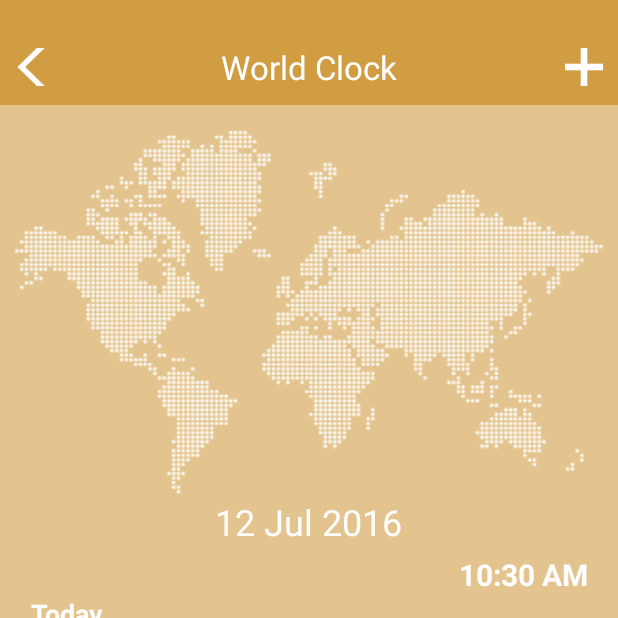
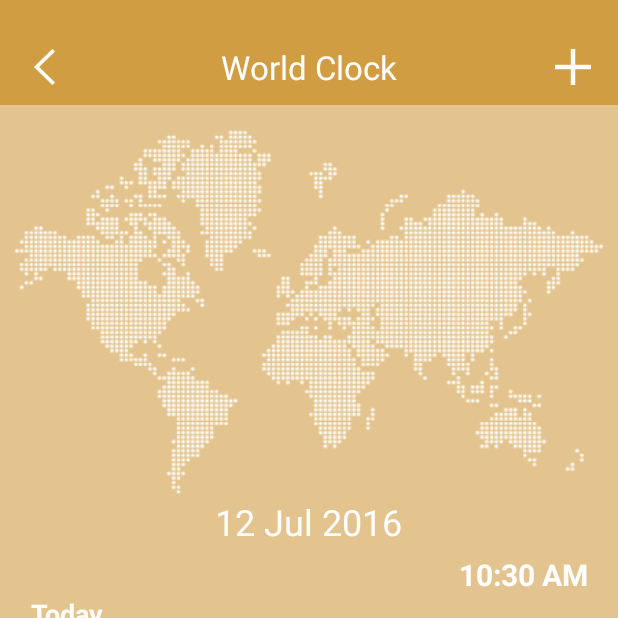
Before and after one commit to gaillysu/drone-android, an Android app: the WorldClockActivity screen opened directly, with no data from a screen before it, on a phone screen of 412 x 824 dp, the top half of it. Run offline under Robolectric (Android 15) with nearby library versions, the phone set to English and light mode, and no system bars; our stand-ins replace ButterKnife, EventBus; libraries missing offline, so code that uses them is left out: com.readystatesoftware.systembartint, net.medcorp.library; 4 statements that could not run were skipped.

Commit message:
[Expand click area]

```diff
--- a/Drone/app/src/main/res/layout/activity_world_clock.xml
+++ b/Drone/app/src/main/res/layout/activity_world_clock.xml
@@ -18,9 +18,11 @@
 
             <ImageButton
                 android:id="@+id/world_clock_back_icon_ib"
-                android:layout_width="25dp"
-                android:layout_height="25dp"
+                android:layout_width="40dp"
+                android:layout_height="40dp"
                 android:layout_centerVertical="true"
+                android:scaleType="fitCenter"
+                android:padding="8dp"
                 android:layout_marginStart="10dp"
                 android:background="@android:color/transparent"
                 android:src="@mipmap/world_clock_back_icon"/>
@@ -35,10 +37,12 @@
 
             <ImageButton
                 android:id="@+id/world_clock_add_city_iv"
-                android:layout_width="25dp"
-                android:layout_height="25dp"
+                android:layout_width="40dp"
+                android:layout_height="40dp"
+                android:padding="8dp"
                 android:layout_alignParentEnd="true"
                 android:layout_centerVertical="true"
+                android:scaleType="fitCenter"
                 android:layout_marginEnd="10dp"
                 android:background="@android:color/transparent"
                 android:src="@mipmap/world_clock_add_city_icon"
```
Also changed, not shown: Drone/app/src/main/java/com/dayton/drone/activity/ChooseCityActivity.java (+10 -1 lines), Drone/app/src/main/java/com/dayton/drone/activity/WorldClockActivity.java (+3 -4 lines), Drone/app/src/main/res/layout/activity_search_add_city_layout.xml (+5 -2 lines).
